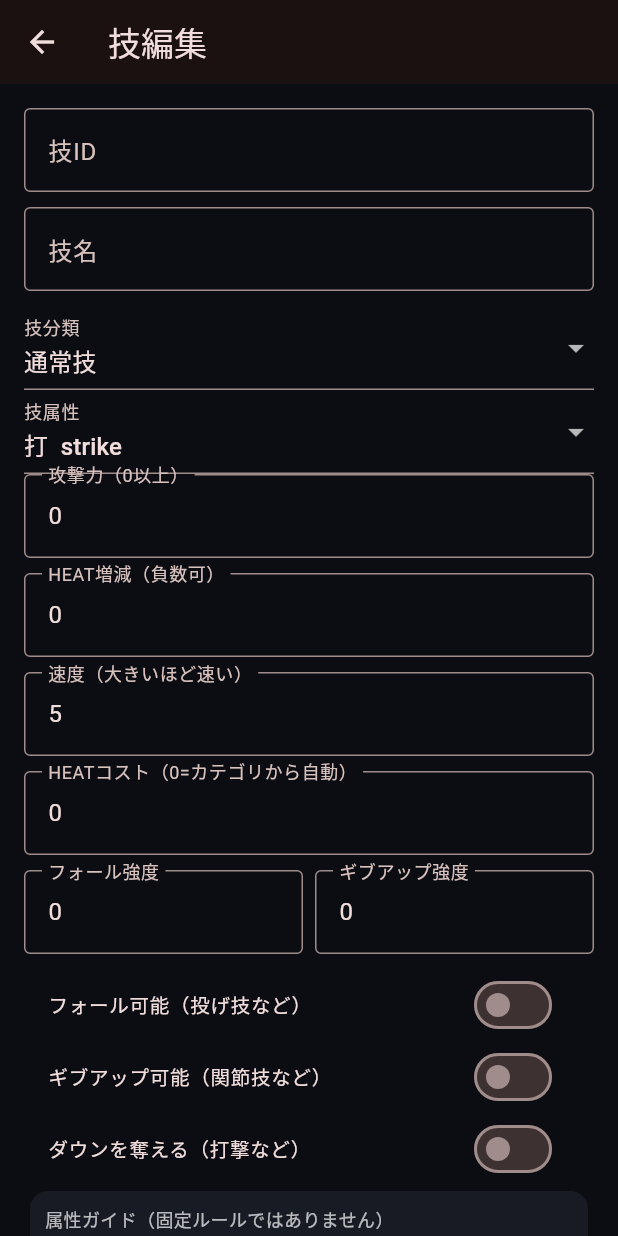
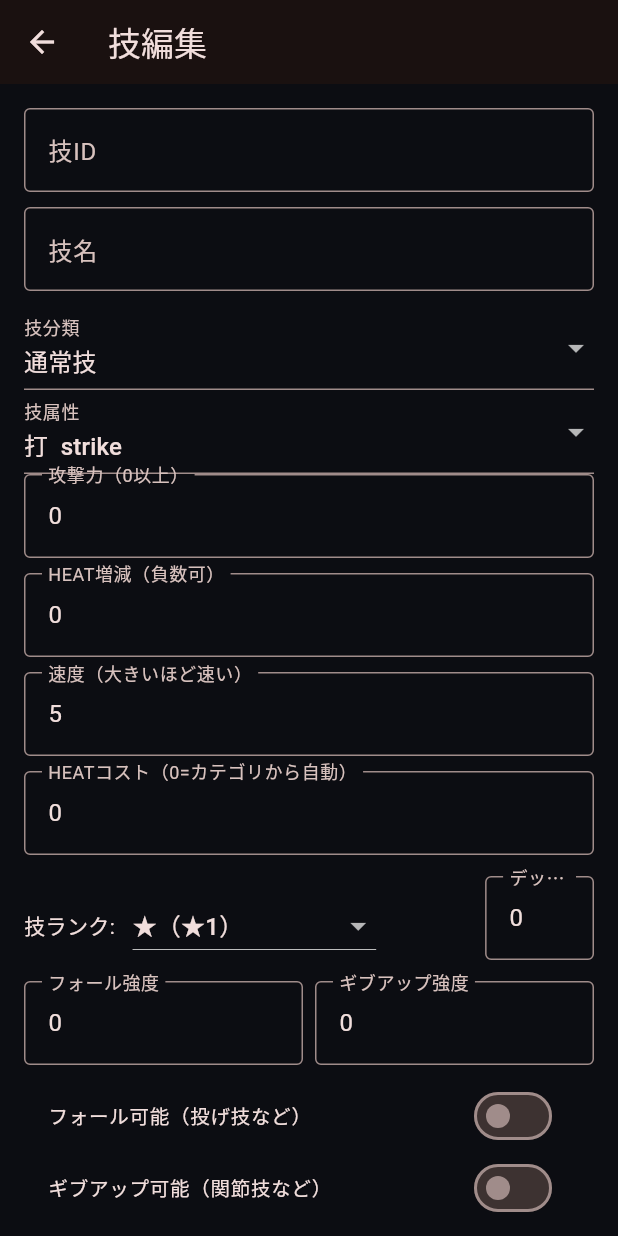
Before and after one commit to perusonao/one_night_match, a Flutter app: the MoveEditScreen screen opened directly with empty values, on a phone screen of 412 x 824 dp. Run offline on Flutter 3.47's test engine with Material 3 defaults, Android fonts, the phone set to English and light mode, and no system bars; our stand-ins replace shared_preferences; missing offline and left inert: dart:html; accounts and stored records are empty.

Commit message:
Ver.0.8.0: technique rank (★1-5) + deck points foundation
Adds the deck-building metadata from the Ver.0.8.0 card-game spec as safe,
additive fields, ahead of the full MTG-energy combat mode. Existing data and
the Ver.0.7 balance are untouched (new fields default to preserve behavior).

- MoveDefinition gains `rank` (★1-5, default 1) and `deckPoints` (0 = derive
  from rank). Adds `displayDeckPoints`, `energyCost` (the per-attribute cost
  from requiredCards, since the 6 energy attributes 打/投/関/飛/凶/返 already map
  to MoveAttribute), a `kDefaultDeckPointCap` (60, configurable) and a
  `deckTotalPoints` helper for a future deck editor. JSON round-tripped; defaults
  are omitted from JSON for backward compatibility.
- Move editor: technique rank picker and deck-points field.
- Technique list: shows the ★rank, deck points, and the per-attribute energy
  cost (必要E 投×3 打×1 …) alongside the existing HEAT/finish badges.

Tests cover rank/deckPoints round-trip, energyCost extraction, deckTotalPoints,
and the backward-compatible defaults. All 99 tests pass, analyze clean.

Co-Authored-By: Claude Opus 4.8 <noreply@anthropic.com>
Claude-Session: https://claude.ai/code/session_01WJs394aJRPM5xzJqJU1aw4

```diff
--- a/lib/src/wrestler_editor/editor_screens.dart
+++ b/lib/src/wrestler_editor/editor_screens.dart
@@ -1349,6 +1349,9 @@ class _MoveEditScreenState extends State<MoveEditScreen> {
   late bool canKO = widget.initial.canKO;
   late final heatCost =
       TextEditingController(text: '${widget.initial.heatCost}');
+  late int rank = widget.initial.rank.clamp(1, 5);
+  late final deckPoints =
+      TextEditingController(text: '${widget.initial.deckPoints}');
 
   @override
   Widget build(BuildContext context) => Scaffold(
@@ -1391,6 +1394,30 @@ class _MoveEditScreenState extends State<MoveEditScreen> {
             _text(heat, 'HEAT増減（負数可）', signed: true),
             _text(speed, '速度（大きいほど速い）', number: true),
             _text(heatCost, 'HEATコスト（0=カテゴリから自動）', number: true),
+            Padding(
+              padding: const EdgeInsets.symmetric(vertical: 4),
+              child: Row(
+                children: [
+                  const Text('技ランク: '),
+                  const SizedBox(width: 8),
+                  DropdownButton<int>(
+                    value: rank,
+                    items: [
+                      for (var r = 1; r <= 5; r++)
+                        DropdownMenuItem(
+                          value: r,
+                          child: Text('${'★' * r}（★$r）'),
+                        ),
+                    ],
+                    onChanged: (v) => setState(() => rank = v ?? 1),
+                  ),
+                  const Spacer(),
+                  Expanded(
+                    child: _text(deckPoints, 'デッキP（0=ランク値）', number: true),
+                  ),
+                ],
+              ),
+            ),
             Row(
               children: [
                 Expanded(child: _text(pinPower, 'フォール強度', number: true)),
@@ -1555,6 +1582,8 @@ class _MoveEditScreenState extends State<MoveEditScreen> {
       canAttemptPin: canPin,
       canAttemptSubmission: canSubmit,
       heatCost: int.tryParse(heatCost.text) ?? 0,
+      rank: rank,
+      deckPoints: int.tryParse(deckPoints.text) ?? 0,
     );
     final problems = <String>[
       if (move.id.isEmpty) '技IDは必須です',
--- a/lib/src/wrestler_editor/models.dart
+++ b/lib/src/wrestler_editor/models.dart
@@ -261,6 +261,8 @@ class MoveDefinition {
     this.allowedResponses = const [],
     this.extra = const {},
     this.heatCost = 0,
+    this.rank = 1,
+    this.deckPoints = 0,
   });
 
   final String id;
@@ -323,6 +325,21 @@ class MoveDefinition {
   /// Ver.0.8.0: HEATマナ制での消費HEAT（0=カテゴリから自動推定）。
   final int heatCost;
 
+  /// Ver.0.8.0: 技の格（★1〜★5）。ダメージではなく“格”を表す。
+  final int rank;
+
+  /// Ver.0.8.0: デッキ構築ポイント（0=ランクから自動＝ランク値）。
+  final int deckPoints;
+
+  /// デッキ構築で使う実効ポイント（未設定ならランク＝ポイント）。
+  int get displayDeckPoints => deckPoints > 0 ? deckPoints : rank.clamp(1, 5);
+
+  /// 必要エネルギー（属性→枚数）。現行の requiredCards をそのまま用いる。
+  Map<MoveAttribute, int> get energyCost => {
+    for (final e in requiredCards.entries)
+      if (e.value > 0) e.key: e.value,
+  };
+
   /// 表示・HEATマナ制で使う消費HEAT。未設定(0)ならカテゴリから推定。
   int get displayHeatCost {
     if (heatCost > 0) return heatCost;
@@ -362,6 +379,8 @@ class MoveDefinition {
     bool? canAttemptPin,
     bool? canAttemptSubmission,
     int? heatCost,
+    int? rank,
+    int? deckPoints,
   }) => MoveDefinition(
     id: id ?? this.id,
     name: name ?? this.name,
@@ -407,6 +426,8 @@ class MoveDefinition {
     allowedResponses: allowedResponses,
     extra: extra,
     heatCost: heatCost ?? this.heatCost,
+    rank: rank ?? this.rank,
+    deckPoints: deckPoints ?? this.deckPoints,
   );
 
   /// この技は「返し」として相手技に対応する性質を持つか。
@@ -483,6 +504,8 @@ class MoveDefinition {
     'allowedResponses': allowedResponses,
     if (extra.isNotEmpty) 'extra': extra,
     if (heatCost > 0) 'heatCost': heatCost,
+    if (rank != 1) 'rank': rank,
+    if (deckPoints > 0) 'deckPoints': deckPoints,
   };
 
   factory MoveDefinition.fromJson(Map<String, dynamic> json) => MoveDefinition(
@@ -552,6 +575,8 @@ class MoveDefinition {
     ),
     extra: Map<String, dynamic>.from(json['extra'] as Map? ?? const {}),
     heatCost: (json['heatCost'] as num?)?.toInt() ?? 0,
+    rank: (json['rank'] as num?)?.toInt() ?? 1,
+    deckPoints: (json['deckPoints'] as num?)?.toInt() ?? 0,
   );
 }
 
@@ -808,6 +833,13 @@ class WrestlerDefinition {
       );
 }
 
+/// Ver.0.8.0: デッキ構築の総ポイント上限（設定で変更可能）。
+const int kDefaultDeckPointCap = 60;
+
+/// 技リストの合計デッキポイント（デッキエディタのカウンタ用）。
+int deckTotalPoints(Iterable<MoveDefinition> moves) =>
+    moves.fold<int>(0, (sum, m) => sum + m.displayDeckPoints);
+
 String moveAttributeLabel(MoveAttribute value) => switch (value) {
   MoveAttribute.strike => '打',
   MoveAttribute.throwMove => '投',
```
Also changed, not shown: lib/src/wrestler_editor/technique_master_screens.dart (+22 -0 lines), 1 other file.
